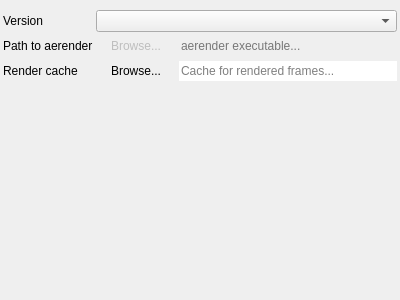
Before: the Qt Designer form src/UI/aesettingswidget.ui in RxLaboratory/DuME, drawn with Qt 5.
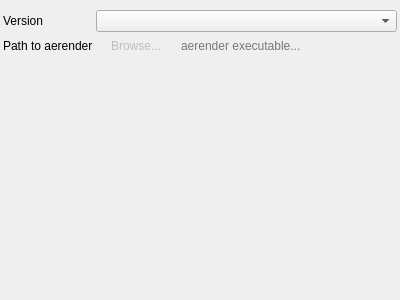
After: the same form once the commit is applied.

Diff of the .ui file:
```diff
--- a/src/UI/aesettingswidget.ui
+++ b/src/UI/aesettingswidget.ui
@@ -118,46 +118,6 @@
         </item>
        </layout>
       </item>
-      <item row="2" column="0">
-       <widget class="QLabel" name="label_12">
-        <property name="sizePolicy">
-         <sizepolicy hsizetype="Preferred" vsizetype="Expanding">
-          <horstretch>0</horstretch>
-          <verstretch>0</verstretch>
-         </sizepolicy>
-        </property>
-        <property name="text">
-         <string>Render cache</string>
-        </property>
-       </widget>
-      </item>
-      <item row="2" column="1">
-       <layout class="QHBoxLayout" name="horizontalLayout_8">
-        <item>
-         <widget class="QPushButton" name="aeCacheBrowseButton">
-          <property name="text">
-           <string>Browse...</string>
-          </property>
-          <property name="flat">
-           <bool>true</bool>
-          </property>
-         </widget>
-        </item>
-        <item>
-         <widget class="QLineEdit" name="aeCacheEdit">
-          <property name="text">
-           <string/>
-          </property>
-          <property name="frame">
-           <bool>false</bool>
-          </property>
-          <property name="placeholderText">
-           <string>Cache for rendered frames...</string>
-          </property>
-         </widget>
-        </item>
-       </layout>
-      </item>
      </layout>
     </widget>
    </item>
```
